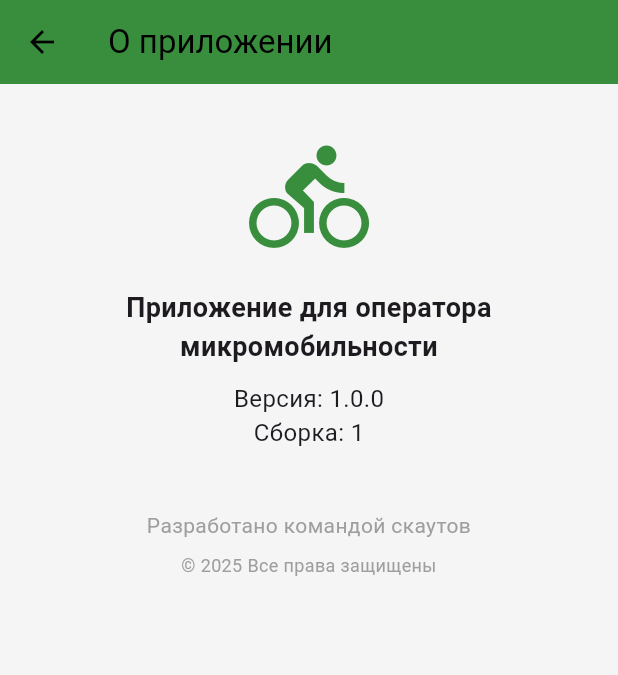
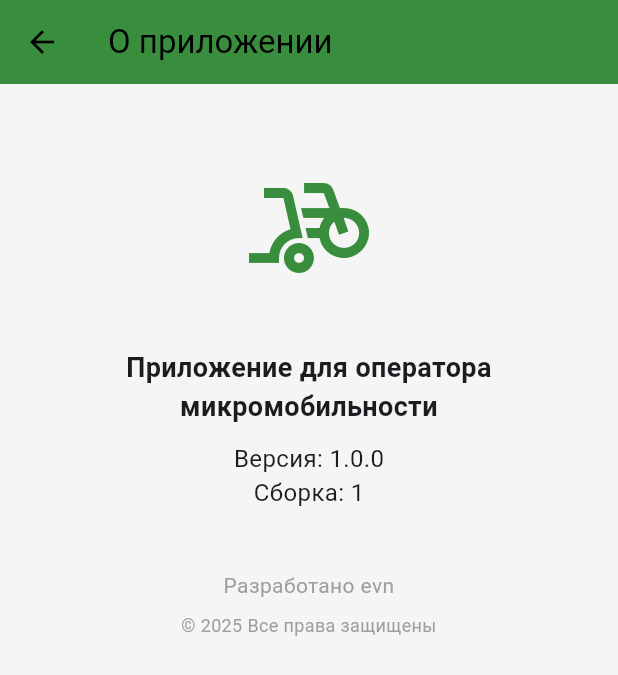
Before and after one commit to sse-evn/eomstart, a Flutter app: the AboutScreen screen opened by its route, on a phone screen of 412 x 824 dp. Shown: the top 675 px of the screen. Run offline on Flutter 3.47's test engine with Material 3 defaults, Android fonts, the light colour scheme and no system bars; our stand-ins replace flutter_map, flutter_secure_storage, flutter_svg, geolocator, image_picker, latlong2 and 4 more; missing offline and left inert: flutter_map_geojson, mobile_scanner, webview_flutter_android, webview_flutter_wkwebview; accounts and stored records are empty.

Commit message:
commit clean arcutecture

```diff
--- a/lib/screens/about_screen.dart
+++ b/lib/screens/about_screen.dart
@@ -39,10 +39,11 @@ class _AboutScreenState extends State<AboutScreen> {
         child: Column(
           crossAxisAlignment: CrossAxisAlignment.center,
           children: [
-            const SizedBox(height: 20),
+            const SizedBox(height: 40),
             // Иконка приложения
-            Icon(Icons.directions_bike, size: 80, color: Colors.green[700]),
-            const SizedBox(height: 20),
+            Icon(Icons.bike_scooter_outlined,
+                size: 80, color: Colors.green[700]),
+            const SizedBox(height: 40),
             const Text(
               'Приложение для оператора микромобильности',
               style: TextStyle(fontSize: 18, fontWeight: FontWeight.bold),
@@ -59,7 +60,7 @@ class _AboutScreenState extends State<AboutScreen> {
             ),
             const SizedBox(height: 40),
             const Text(
-              'Разработано командой скаутов',
+              'Разработано evn',
               style: TextStyle(fontSize: 14, color: Colors.grey),
               textAlign: TextAlign.center,
             ),
--- a/lib/screens/profile_screens.dart
+++ b/lib/screens/profile_screens.dart
@@ -2,7 +2,7 @@
 
 import 'package:flutter/material.dart';
 import 'package:flutter_secure_storage/flutter_secure_storage.dart';
-import 'login_screen.dart';
+import 'auth_screen/login_screen.dart';
 
 class Employee {
   final String name;
--- a/lib/screens/slot_setup_screen.dart
+++ b/lib/screens/slot_setup_screen.dart
@@ -1,7 +1,7 @@
 import 'package:flutter/material.dart';
 import 'package:image_picker/image_picker.dart';
 import 'dart:io';
-import 'zones_screen.dart';
+import 'map_screen/zones_screen.dart';
 
 enum SlotSetupState {
   selfie,
```
Also changed, not shown: lib/main.dart (+5 -5 lines), lib/screens/dashboard_screen.dart (renamed from lib/screens/operator_home_page.dart, +0 -9 lines), lib/screens/auth_screen/login_screen.dart (renamed from lib/screens/login_screen.dart), lib/screens/map_screen/map_screens.dart (renamed from lib/screens/map_screens.dart), lib/screens/map_screen/zones_screen.dart (renamed from lib/screens/zones_screen.dart), lib/screens/qr_scanner_screen/qr_scanner_screen.dart (renamed from lib/screens/qr_scanner_screen.dart).
